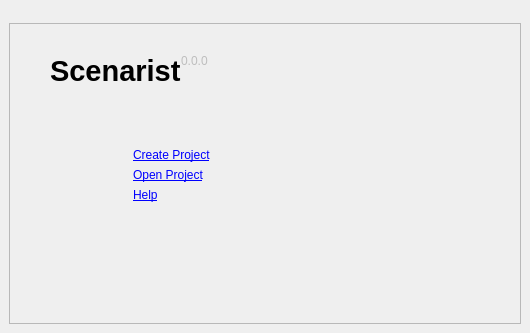
This is src/UserInterfaceLayer/StartUp/StartUpView.ui in dimkanovikov/KITScenarist as Qt 5 draws it before an edit. The edited form follows.
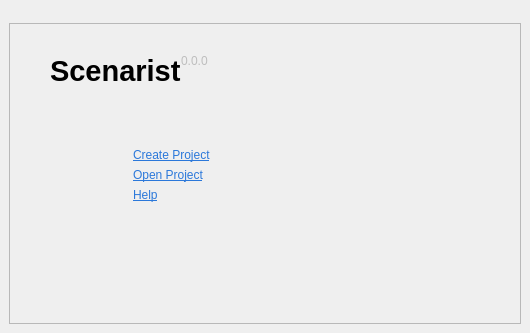
This is the edited form. Icons and pictures are not drawn.

Commit message: Fix startup page links color for Windows

The edit to the form file:
```diff
--- a/src/UserInterfaceLayer/StartUp/StartUpView.ui
+++ b/src/UserInterfaceLayer/StartUp/StartUpView.ui
@@ -167,7 +167,16 @@
               <item row="0" column="1">
                <widget class="QLabel" name="createProject">
                 <property name="text">
-                 <string>&lt;a href=&quot;#&quot;&gt;Create Project&lt;/a&gt;</string>
+                 <string>&lt;a href=&quot;#&quot; style=&quot;color:#2b78da;&quot;&gt;Create Project&lt;/a&gt;</string>
+                </property>
+                <property name="alignment">
+                 <set>Qt::AlignLeading|Qt::AlignLeft|Qt::AlignVCenter</set>
+                </property>
+                <property name="margin">
+                 <number>0</number>
+                </property>
+                <property name="indent">
+                 <number>-1</number>
                 </property>
                </widget>
               </item>
@@ -184,7 +193,16 @@
               <item row="1" column="1">
                <widget class="QLabel" name="openProject">
                 <property name="text">
-                 <string>&lt;a href=&quot;#&quot;&gt;Open Project&lt;/a&gt;</string>
+                 <string>&lt;a href=&quot;#&quot; style=&quot;color:#2b78da;&quot;&gt;Open Project&lt;/a&gt;</string>
+                </property>
+                <property name="alignment">
+                 <set>Qt::AlignLeading|Qt::AlignLeft|Qt::AlignVCenter</set>
+                </property>
+                <property name="margin">
+                 <number>0</number>
+                </property>
+                <property name="indent">
+                 <number>-1</number>
                 </property>
                </widget>
               </item>
@@ -201,7 +219,16 @@
               <item row="2" column="1">
                <widget class="QLabel" name="help">
                 <property name="text">
-                 <string>&lt;a href=&quot;http://dimkanovikov.pro/kit/scenarist/help.html&quot;&gt;Help&lt;/a&gt;</string>
+                 <string>&lt;a href=&quot;http://dimkanovikov.pro/kit/scenarist/help.html&quot; style=&quot;color:#2b78da;&quot;&gt;Help&lt;/a&gt;</string>
+                </property>
+                <property name="alignment">
+                 <set>Qt::AlignLeading|Qt::AlignLeft|Qt::AlignVCenter</set>
+                </property>
+                <property name="margin">
+                 <number>0</number>
+                </property>
+                <property name="indent">
+                 <number>-1</number>
                 </property>
                 <property name="openExternalLinks">
                  <bool>true</bool>
```
Left out of the diff: 9 changed lines with no effect on the pictures. The commit also changes 2 other files.
